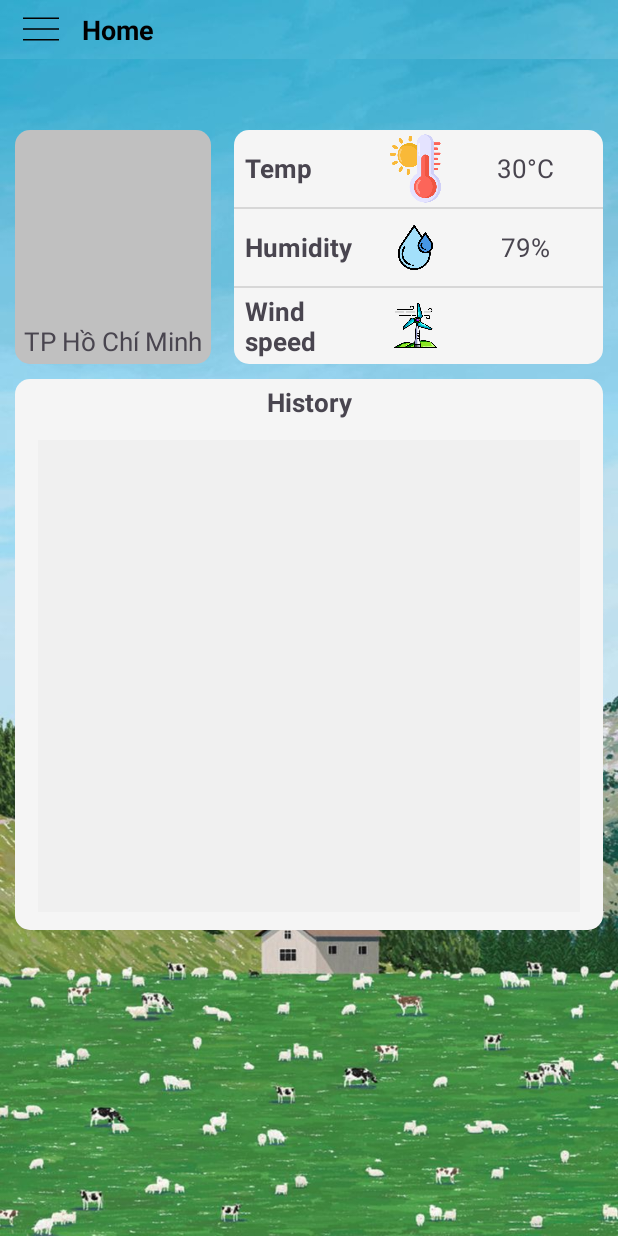
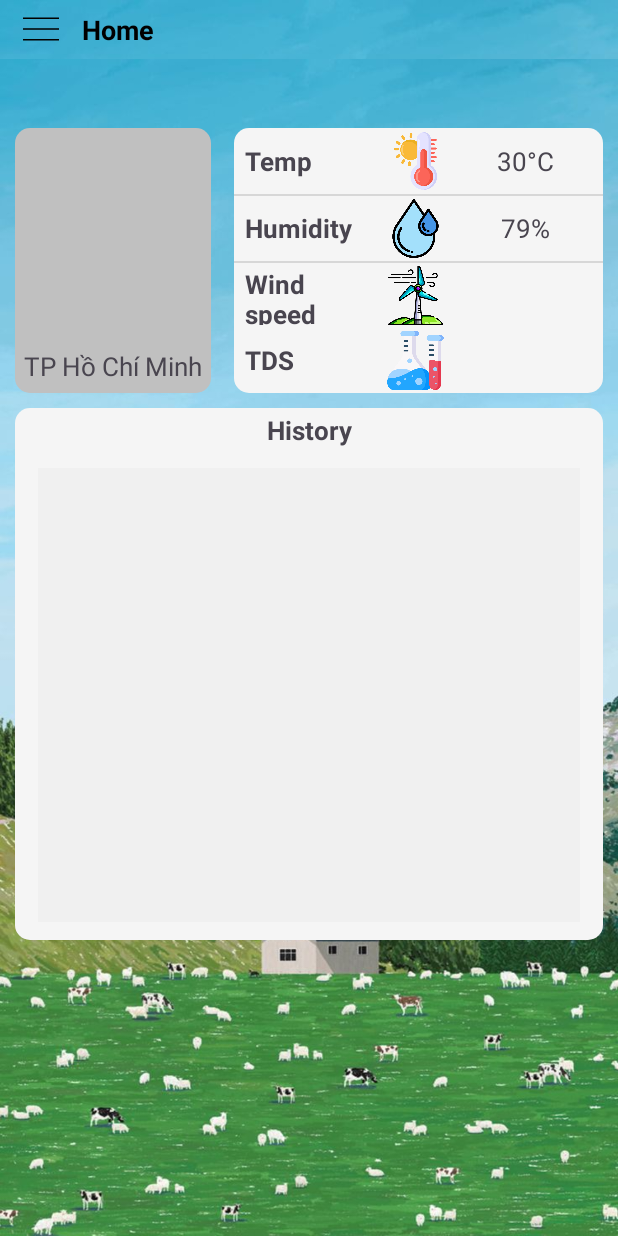
Before and after one commit to tuannguyen2208nat/Intern_2024, an Android app: the screen it shows after launch once a user with an empty profile is signed in (MainActivity), on a phone screen of 412 x 824 dp. Run offline under Robolectric (Android 15) with nearby library versions, the phone set to English and light mode, and no system bars; our stand-ins replace Firebase (no records; nobody signed in at launch, a user with empty details on screens opened directly), navigation-ui.

Commit message:
update UI

```diff
--- a/Front_end/app/src/main/res/layout/fragment_home.xml
+++ b/Front_end/app/src/main/res/layout/fragment_home.xml
@@ -30,7 +30,7 @@
         <LinearLayout
             android:layout_width="match_parent"
             android:layout_height="0dp"
-            android:layout_weight="1.7"
+            android:layout_weight="2"
             android:orientation="horizontal">
             <LinearLayout
                 android:layout_width="match_parent"
@@ -142,7 +142,7 @@
                             android:layout_weight="1"
                             android:layout_gravity="center_vertical"
                             android:layout_width="match_parent"
-                            android:layout_height="30dp"
+                            android:layout_height="match_parent"
                             android:src="@drawable/humidity"/>
 
                     </LinearLayout>
@@ -188,13 +188,55 @@
                         <ImageView
                             android:layout_weight="1"
                             android:layout_gravity="center_vertical"
-                            android:layout_width="wrap_content"
-                            android:layout_height="30dp"
+                            android:layout_width="match_parent"
+                            android:layout_height="match_parent"
                             android:src="@drawable/wind"/>
 
                     </LinearLayout>
                     <TextView
                         android:id="@+id/txtSpeed"
+                        android:layout_width="match_parent"
+                        android:layout_height="match_parent"
+                        android:gravity="center"
+                        android:textSize="15sp"
+                        android:textStyle="bold"
+                        android:layout_weight="1" />
+
+
+                </LinearLayout>
+
+                <LinearLayout
+                    android:layout_width="match_parent"
+                    android:layout_height="match_parent"
+                    android:layout_weight="1"
+                    android:orientation="horizontal"
+                    android:gravity="center"
+                    android:layout_margin="2sp">
+                    <LinearLayout
+                        android:layout_width="match_parent"
+                        android:layout_height="match_parent"
+                        android:layout_weight="0.7"
+                        android:layout_gravity="center_vertical">
+                        <TextView
+                            android:layout_weight="0.5"
+                            android:paddingLeft="5dp"
+                            android:layout_width="match_parent"
+                            android:layout_height="match_parent"
+                            android:gravity="left|center_vertical"
+                            android:text="TDS"
+                            android:textSize="17sp"
+                            android:textStyle="bold"
+                            tools:ignore="NestedWeights,RtlHardcoded,RtlSymmetry" />
+                        <ImageView
+                            android:layout_weight="1"
+                            android:layout_gravity="center"
+                            android:layout_width="match_parent"
+                            android:layout_height="match_parent"
+                            android:src="@drawable/tds"/>
+
+                    </LinearLayout>
+                    <TextView
+                        android:id="@+id/txtTDS"
                         android:layout_width="match_parent"
                         android:layout_height="match_parent"
                         android:gravity="center"
```
Also changed, not shown: Front_end/app/src/main/res/layout/activity_welcome_form_forgot_password.xml (+38 -12 lines), Front_end/app/src/main/res/layout/activity_welcome_form_login.xml (+33 -13 lines), Front_end/app/src/main/res/layout/activity_welcome_form_register.xml (+32 -15 lines), Front_end/app/src/main/res/drawable/background_welcome.jpeg (deleted), Front_end/app/src/main/res/drawable/background_welcome.jpg (added), Front_end/app/src/main/res/drawable/tds.png (added).
